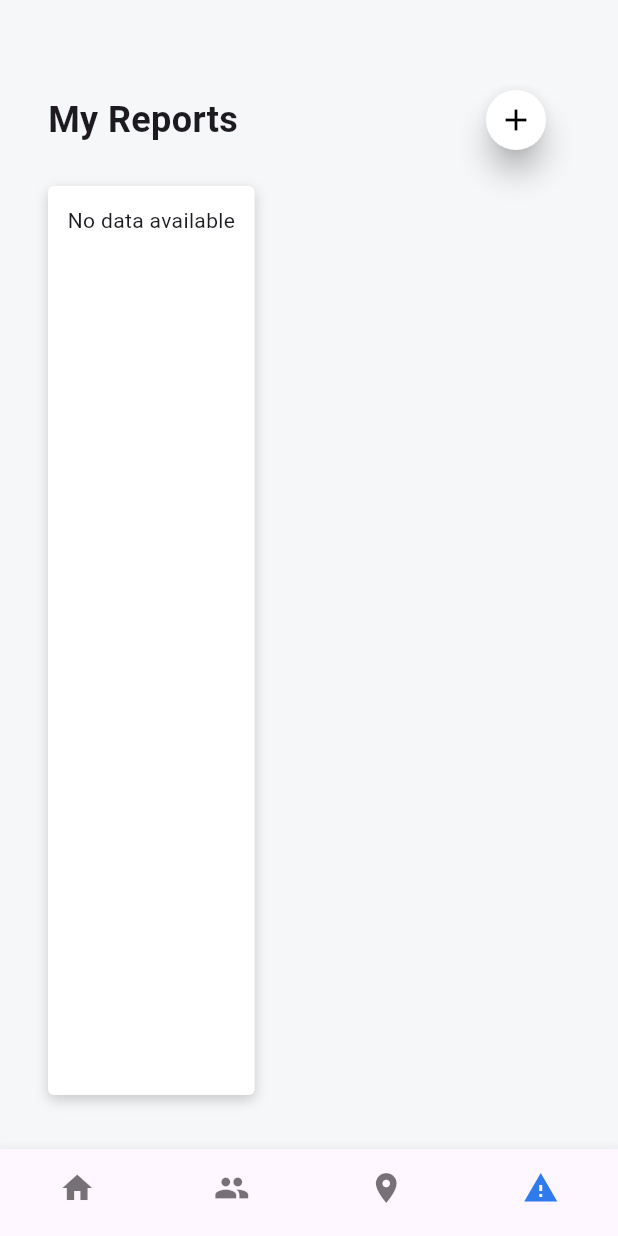
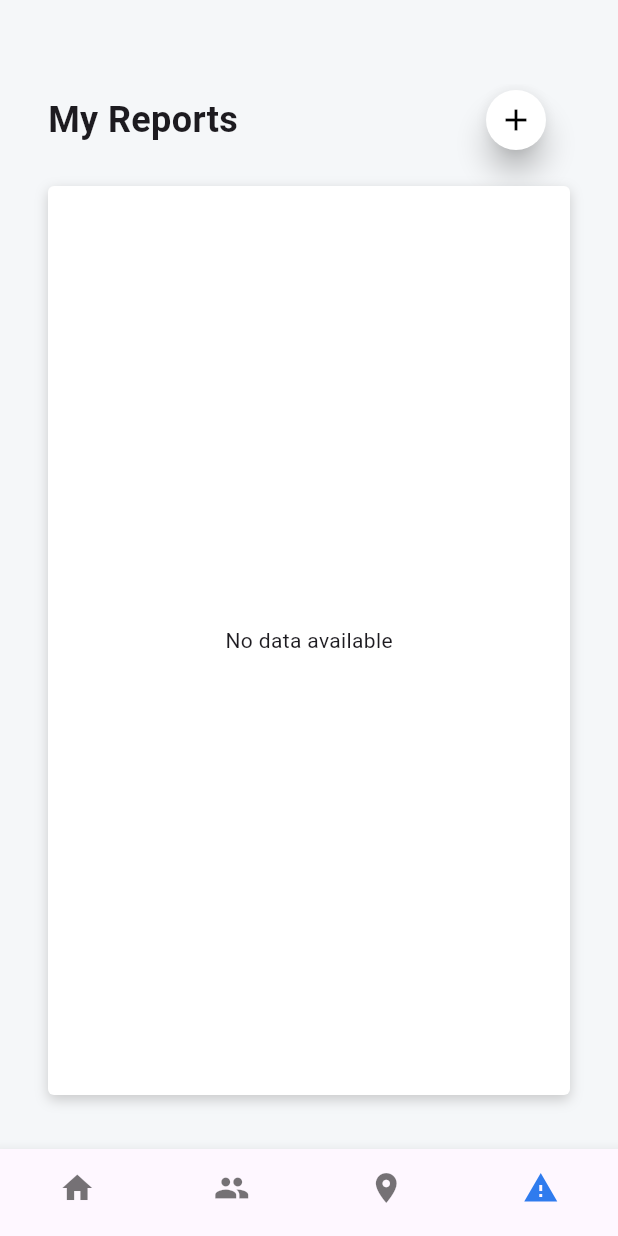
Before and after one commit to osshiya/Whistle, a Flutter app: the screen it shows once a user with an empty profile is signed in, item 4 of the bottom bar chosen, on a phone screen of 412 x 824 dp. Run offline on Flutter 3.47's test engine with Material 3 defaults, Android fonts, the phone set to English and light mode, and no system bars; our stand-ins replace cloud_firestore, firebase_auth, firebase_core, firebase_database, firebase_messaging, flutter_blue_plus and 7 more; missing offline and left inert: android_alarm_manager_plus; accounts and stored records are empty; project files that could hold a hidden picture were left out.

Commit message:
minor edits

```diff
--- a/flutter_app/lib/pages/emergency.dart
+++ b/flutter_app/lib/pages/emergency.dart
@@ -22,7 +22,7 @@ class _EmergencyPageState extends State<EmergencyPage> {
   late AuthDB.FirebaseHelper dbAuthHelper;
   late BleDB.FirebaseHelper dbBleHelper;
   Map<String, dynamic>? _data;
-  late String username;
+  String username = '';
 
   @override
   void initState() {
@@ -77,7 +77,7 @@ class _EmergencyPageState extends State<EmergencyPage> {
                 radius: 180.0 / 2,
                 backgroundColor: randomColor(),
                 child: Text(
-                  getInitials("name"),
+                  getInitials(username),
                   style: const TextStyle(
                     fontSize: 180.0 * 0.4,
                     fontWeight: FontWeight.bold,
@@ -107,11 +107,9 @@ class _EmergencyPageState extends State<EmergencyPage> {
 
   Future<void> _retrieveData() async {
     try {
-      // Retrieve data from the database
       Map<String, dynamic>? data =
           await dbBleHelper.getStoredEmergency(widget.uid, widget.id);
       String name = await dbAuthHelper.getUsername(widget.uid);
-      print(name);
       setState(() {
         _data = data;
         username = name;
--- a/flutter_app/lib/screens/report_screen.dart
+++ b/flutter_app/lib/screens/report_screen.dart
@@ -150,7 +150,7 @@ class _ListsState extends State<Lists> {
               return Text('Error: ${snapshot.error}');
             }
             if (!snapshot.hasData || snapshot.data!.isEmpty) {
-              return const Text('No data available');
+              return const Center( child: Text('No data available'));
             }
             List<ListItemData> items = snapshot.data!.map((data) {
               String id = data['id'] ?? '';
```
Also changed, not shown: flutter_app/lib/pages/report.dart (+7 -7 lines).
